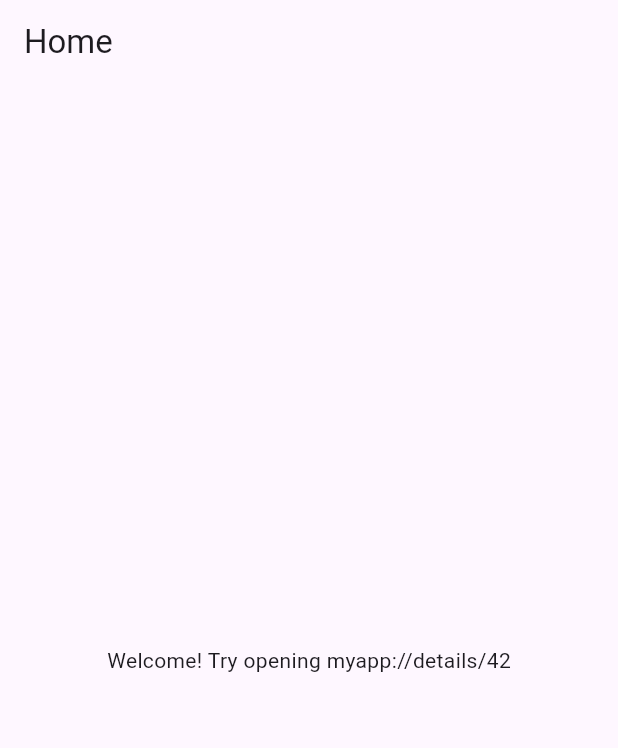
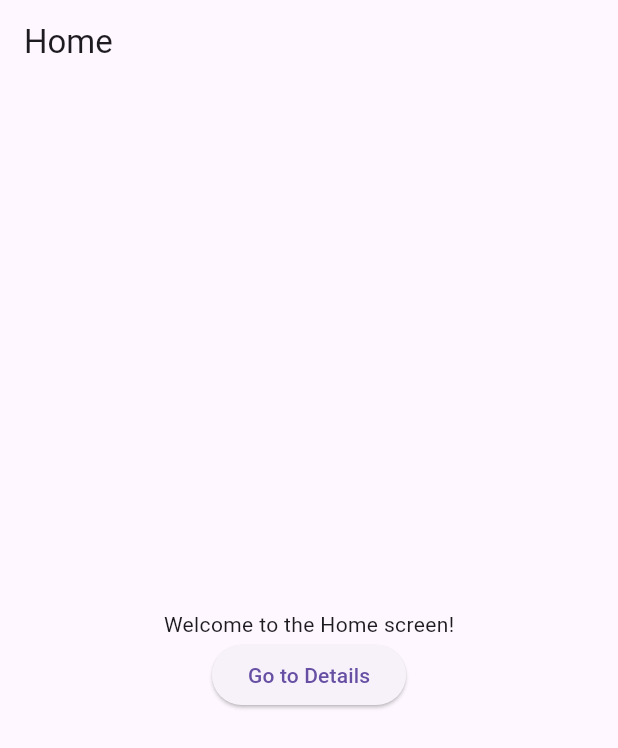
Before and after one commit to kmuzaki/flutterDeepLinkingLabActivity, a Flutter app: the screen it shows after launch, on a phone screen of 412 x 824 dp. Shown: the top 748 px of the screen. Run offline on Flutter 3.47's test engine with Material 3 defaults, Android fonts, the phone set to English and light mode, and no system bars.

```diff
--- a/lib/main.dart
+++ b/lib/main.dart
@@ -21,9 +21,21 @@ class HomeScreen extends StatelessWidget {
   Widget build(BuildContext context) {
     return Scaffold(
       appBar: AppBar(title: Text('Home')),
-      body: Center(
-        child: Text('Welcome! Try opening myapp://details/42'),
-      ),
+      body: Column(
+        mainAxisAlignment: MainAxisAlignment.center,
+        children: [
+          Center(child: Text('Welcome to the Home screen!')),
+          ElevatedButton(
+            onPressed: () {
+              Navigator.pushNamed(context, '/details');
+            },
+            child: Text('Go to Details'),
+          ),
+        ],
+      )
+      // body: Center(
+      //   child: Text('Welcome! Try opening myapp://details/42'),
+      // ),
     );
   }
 }
```
